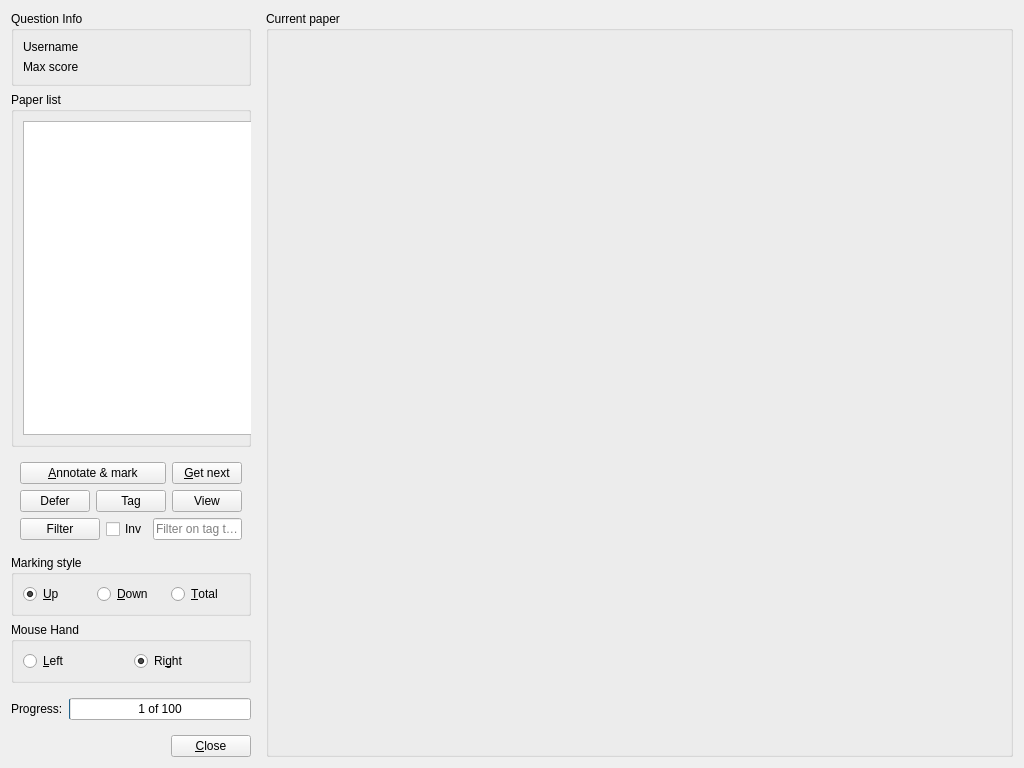
Before: the Qt Designer form qtCreatorFiles/ui_marker.ui in plomgrading/plom, drawn with Qt 5.
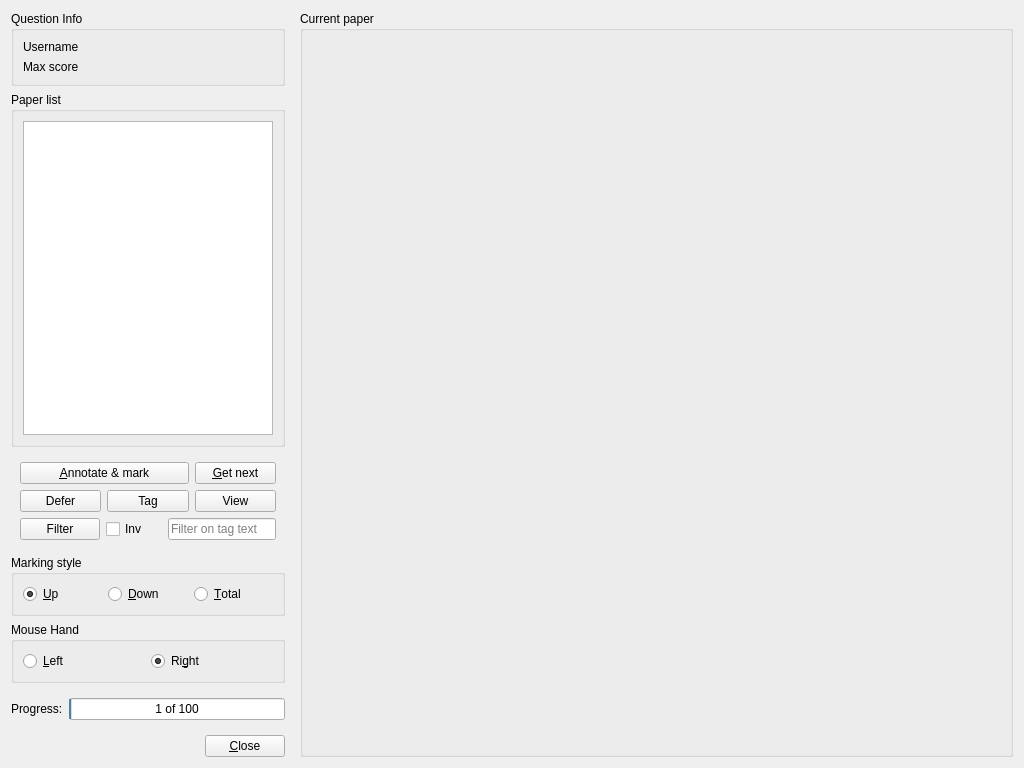
After: the same form once the commit is applied. Custom widgets are drawn as their Qt base class.

Commit message:
Marker: don't specify min size for panel as that becomes preferred
This prevents the "Get Next" button from being cutoff at large font
sizes.

What changed in the file:
```diff
--- a/qtCreatorFiles/ui_marker.ui
+++ b/qtCreatorFiles/ui_marker.ui
@@ -19,12 +19,6 @@
   <layout class="QHBoxLayout" name="horizontalLayout_2" stretch="1,3">
    <item>
     <widget class="QFrame" name="frame">
-     <property name="minimumSize">
-      <size>
-       <width>150</width>
-       <height>0</height>
-      </size>
-     </property>
      <property name="frameShape">
       <enum>QFrame::NoFrame</enum>
      </property>
```
The commit also changes 1 other file.
